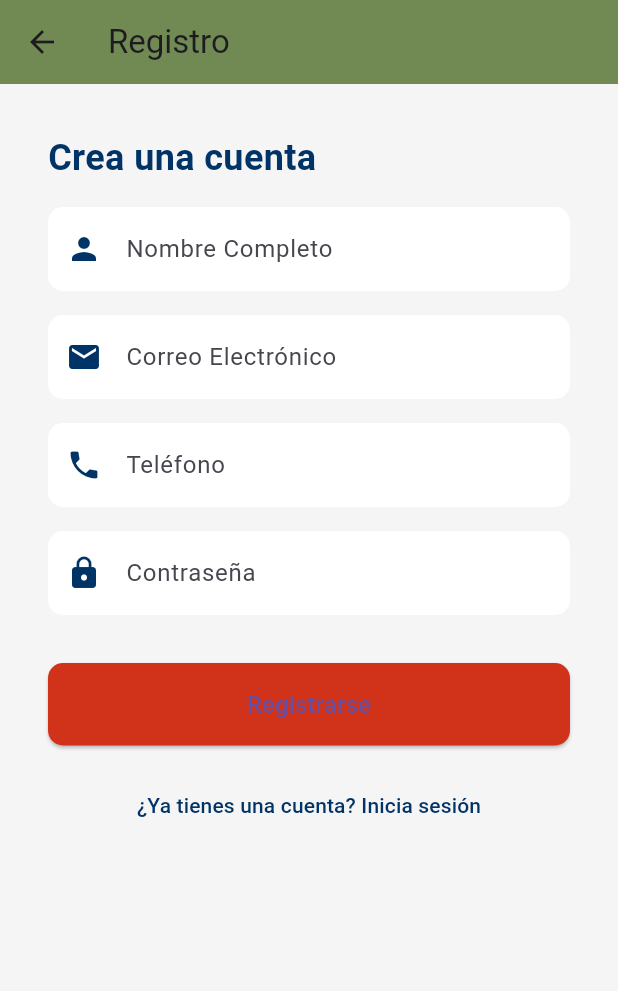
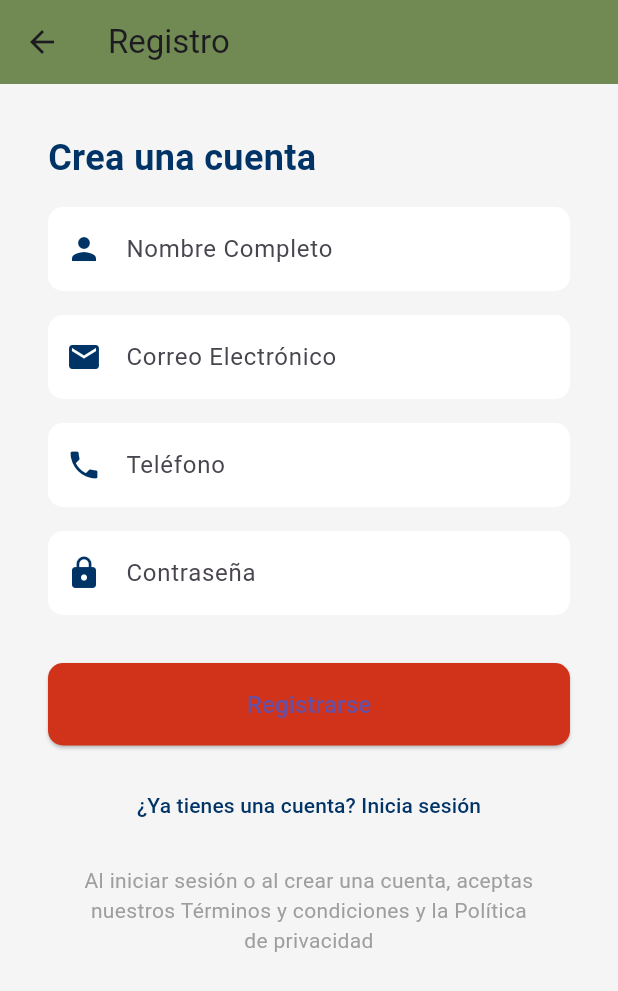
Before and after one commit to luciia14/Interfaces, a Flutter app: the screen it shows after launch, after a tap on "Regístrate aquí", on a phone screen of 412 x 824 dp. Shown: the top 991 px of the screen. Run offline on Flutter 3.47's test engine with Material 3 defaults, Android fonts, the phone set to English and light mode, and no system bars.

Commit message:
Update login_view.dart

```diff
--- a/lib/login_view.dart
+++ b/lib/login_view.dart
@@ -133,6 +133,10 @@ class _LoginViewState extends State<LoginView> {
               ),
               const SizedBox(height: 16),
               // Enlace para registrarse
+              Column(
+                mainAxisAlignment: MainAxisAlignment.center,
+                crossAxisAlignment: CrossAxisAlignment.center,
+                children: [
                   Row(
                     mainAxisAlignment: MainAxisAlignment.center,
                     children: [
@@ -155,6 +159,18 @@ class _LoginViewState extends State<LoginView> {
                       ),
                     ],
                   ),
+                  const SizedBox(height: 16), // Espacio entre el Row y el texto
+                  const Padding(
+                    padding: EdgeInsets.symmetric(horizontal: 24.0), // Espacio lateral
+                    child: Text(
+                      'Al iniciar sesión o al crear una cuenta, aceptas nuestros Términos y condiciones y la Política de privacidad',
+                      style: TextStyle(color: Colors.grey),
+                      textAlign: TextAlign.center,
+                    ),
+                  ),
+                ],
+              )
+
             ],
           ),
         ),
@@ -335,9 +351,13 @@ class _RegisterViewState extends State<RegisterView> {
               ),
               const SizedBox(height: 16),
 
-              // Botón para Volver al inicio de sesión
+              // Botón para Volver al inicio de sesión con texto centrado debajo
               Center(
-                child: TextButton(
+                child: Column(
+                  mainAxisAlignment: MainAxisAlignment.center, // Centra verticalmente
+                  crossAxisAlignment: CrossAxisAlignment.center, // Centra horizontalmente
+                  children: [
+                    TextButton(
                       onPressed: () {
                         Navigator.pop(context); // Vuelve a la pantalla de login
                       },
@@ -346,7 +366,18 @@ class _RegisterViewState extends State<RegisterView> {
                         style: TextStyle(color: Color(0xFF003366)), // Azul marino
                       ),
                     ),
+                    const SizedBox(height: 16), // Espacio entre el botón y el texto
+                    const Padding(
+                      padding: EdgeInsets.symmetric(horizontal: 24.0), // Espacio lateral
+                      child: Text(
+                        'Al iniciar sesión o al crear una cuenta, aceptas nuestros Términos y condiciones y la Política de privacidad',
+                        style: TextStyle(color: Colors.grey),
+                        textAlign: TextAlign.center,
                       ),
+                    ),
+                  ],
+                ),
+              )
             ],
           ),
         ),
```
Lines whose indentation alone changed are shown as unchanged.
